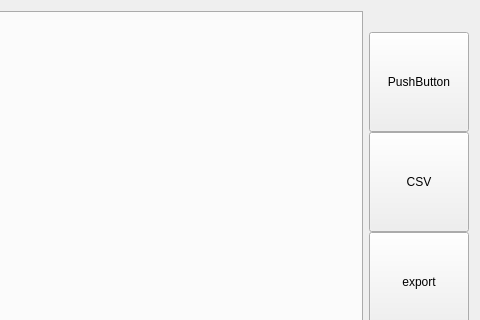
The window that mainwindow.ui (Trother555/ConverTable) describes before a commit, drawn with Qt 5; both pictures show x 366 to 846 and y 0 to 320 of the 846 by 465 pixel window.
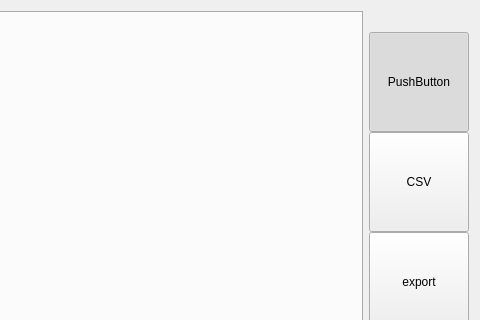
The same window after the commit. Custom widgets are drawn as their Qt base class.

```diff
--- a/mainwindow.ui
+++ b/mainwindow.ui
@@ -373,6 +373,12 @@
          <property name="text">
           <string>PushButton</string>
          </property>
+         <property name="checkable">
+          <bool>true</bool>
+         </property>
+         <property name="checked">
+          <bool>true</bool>
+         </property>
         </widget>
        </item>
       </layout>
```
